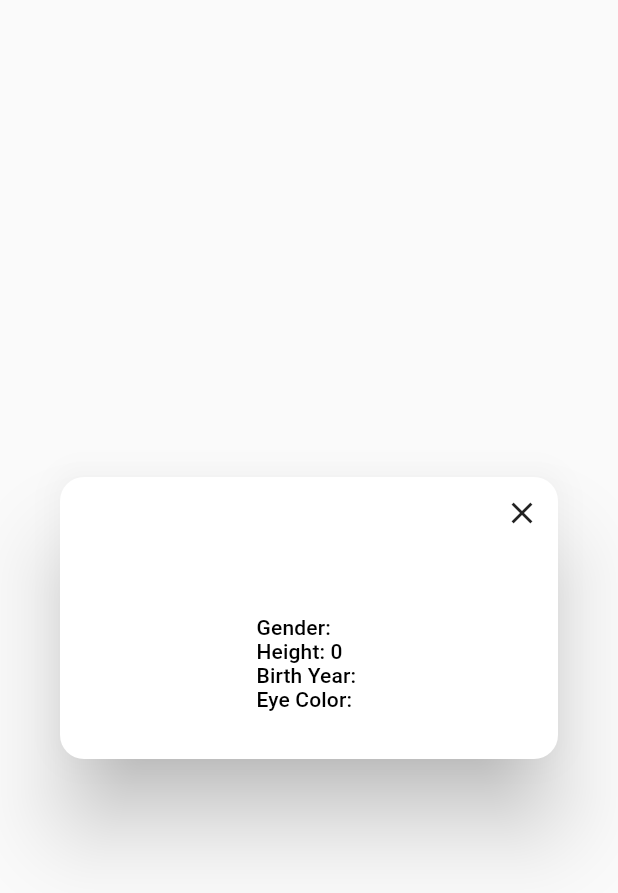
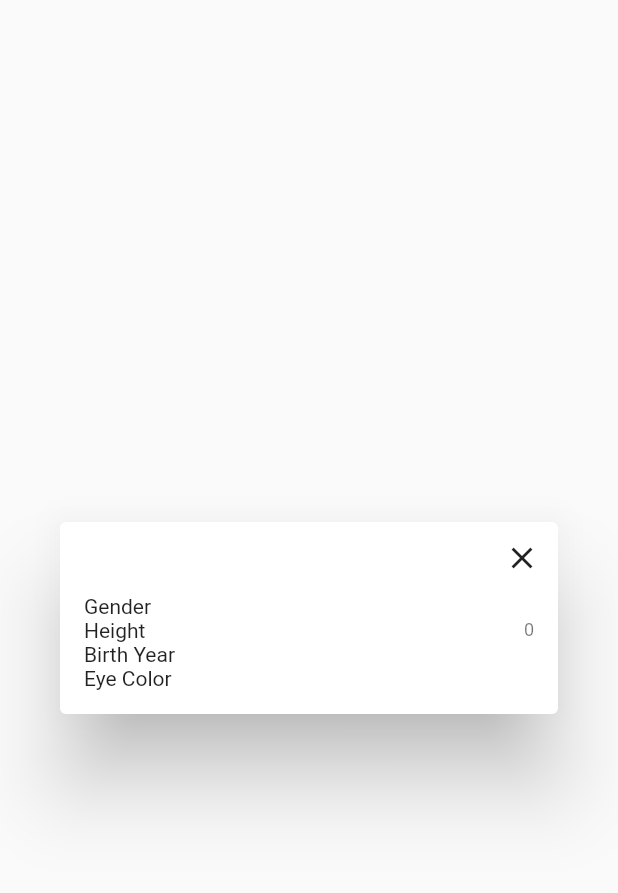
Before and after one commit to betazetadev/star-wars-info, a Flutter app: the PeopleDetailsDialog widget shown alone on an empty page, opened directly with empty values, on a phone screen of 412 x 824 dp. Shown: the top 893 px of the screen. Run offline on Flutter 3.47's test engine with Material 2 defaults, Android fonts, the phone set to English and light mode, and no system bars; our stand-ins replace graphql_flutter; network calls fail.

Commit message:
Person details UI updated

```diff
--- a/lib/view/people_details.dart
+++ b/lib/view/people_details.dart
@@ -1,5 +1,6 @@
 import 'package:flutter/material.dart';
 import '../model/person.dart';
+import '../widget/details_list_row.dart';
 
 class PeopleDetailsDialog extends StatelessWidget {
   final Person person;
@@ -10,14 +11,25 @@ class PeopleDetailsDialog extends StatelessWidget {
   Widget build(BuildContext context) {
     return Dialog(
       shape: RoundedRectangleBorder(
-        borderRadius: BorderRadius.circular(16),
+        borderRadius: BorderRadius.circular(4),
       ),
       child: Column(
         mainAxisSize: MainAxisSize.min,
         children: [
           Row(
-            mainAxisAlignment: MainAxisAlignment.end,
+            mainAxisAlignment: MainAxisAlignment.spaceBetween,
+            mainAxisSize: MainAxisSize.min,
             children: [
+              Expanded(
+                child: Text(
+                  person.name,
+                  style: Theme.of(context).textTheme.headlineSmall!.copyWith(
+                    color: Theme.of(context).primaryColor,
+                    fontWeight: FontWeight.bold,
+                  ),
+                  textAlign: TextAlign.center,
+                ),
+              ),
               IconButton(
                 onPressed: () => Navigator.of(context).pop(),
                 icon: const Icon(Icons.close),
@@ -25,38 +37,22 @@ class PeopleDetailsDialog extends StatelessWidget {
             ],
           ),
           SingleChildScrollView(
-            padding:
-            const EdgeInsets.only(left: 16.0, right: 16.0, bottom: 16.0),
-            child: Column(
-              crossAxisAlignment: CrossAxisAlignment.start,
-              mainAxisSize: MainAxisSize.min,
-              children: [
-                Text(
-                  person.name,
-                  style: Theme.of(context).textTheme.headline5!.copyWith(
-                    color: Theme.of(context).primaryColor,
-                    fontWeight: FontWeight.bold,
-                  ),
-                ),
-                const SizedBox(height: 16.0),
-                Text(
-                  'Gender: ${person.gender}',
-                  style: Theme.of(context).textTheme.subtitle2,
-                ),
-                Text(
-                  'Height: ${person.height}',
-                  style: Theme.of(context).textTheme.subtitle2,
-                ),
-                Text(
-                  'Birth Year: ${person.birthYear}',
-                  style: Theme.of(context).textTheme.subtitle2,
-                ),
-                Text(
-                  'Eye Color: ${person.eyeColor}',
-                  style: Theme.of(context).textTheme.subtitle2,
-                ),
-                const SizedBox(height: 16.0),
-              ],
+            child: Padding(
+              padding: const EdgeInsets.symmetric(horizontal: 16.0),
+              child: Column(
+                mainAxisAlignment: MainAxisAlignment.spaceBetween,
+                crossAxisAlignment: CrossAxisAlignment.center,
+                mainAxisSize: MainAxisSize.min,
+                children: [
+                  detailsRowWidget(context, 'Gender', person.gender, null),
+                  detailsRowWidget(
+                      context, 'Height', person.height.toString(), null),
+                  detailsRowWidget(
+                      context, 'Birth Year', person.birthYear, null),
+                  detailsRowWidget(context, 'Eye Color', person.eyeColor, null),
+                  const SizedBox(height: 16.0),
+                ],
+              ),
             ),
           ),
         ],
--- /dev/null
+++ b/lib/widget/details_list_row.dart
@@ -0,0 +1,18 @@
+import 'package:flutter/material.dart';
+
+Widget detailsRowWidget(
+    BuildContext context, String title, String value, TextStyle? textStyle) {
+  textStyle ??= Theme.of(context).textTheme.bodySmall;
+  return Row(
+    mainAxisAlignment: MainAxisAlignment.spaceBetween,
+    crossAxisAlignment: CrossAxisAlignment.center,
+    mainAxisSize: MainAxisSize.max,
+    children: [
+      Text(title),
+      Text(
+        value,
+        style: textStyle,
+      ),
+    ],
+  );
+}
```
